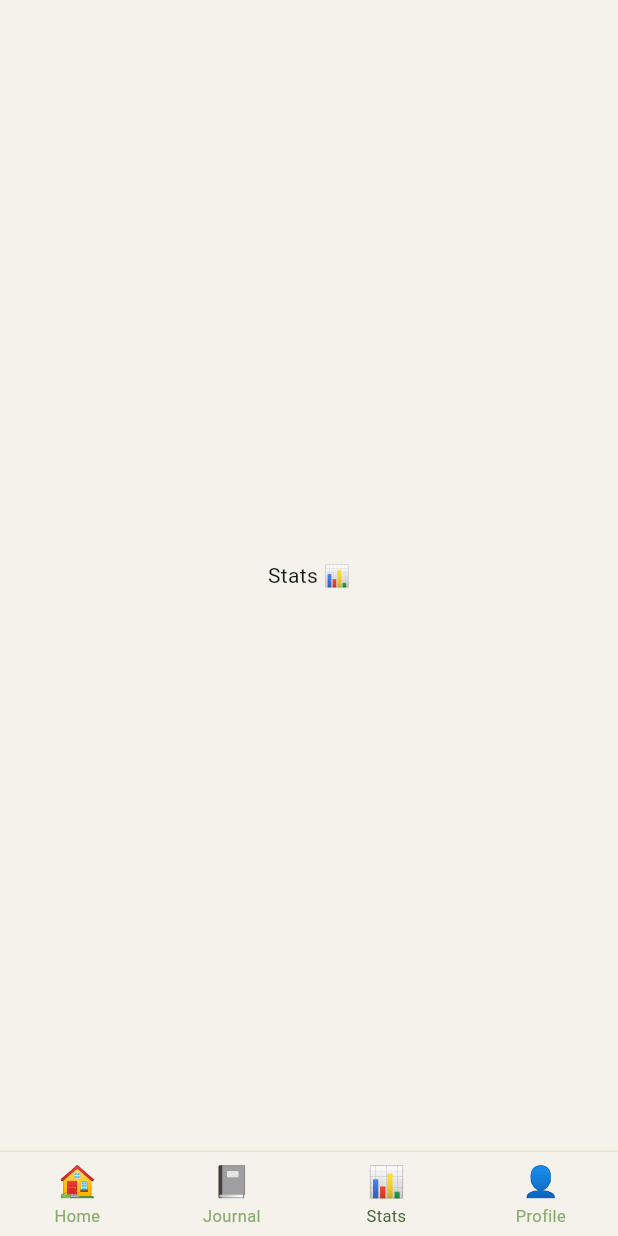
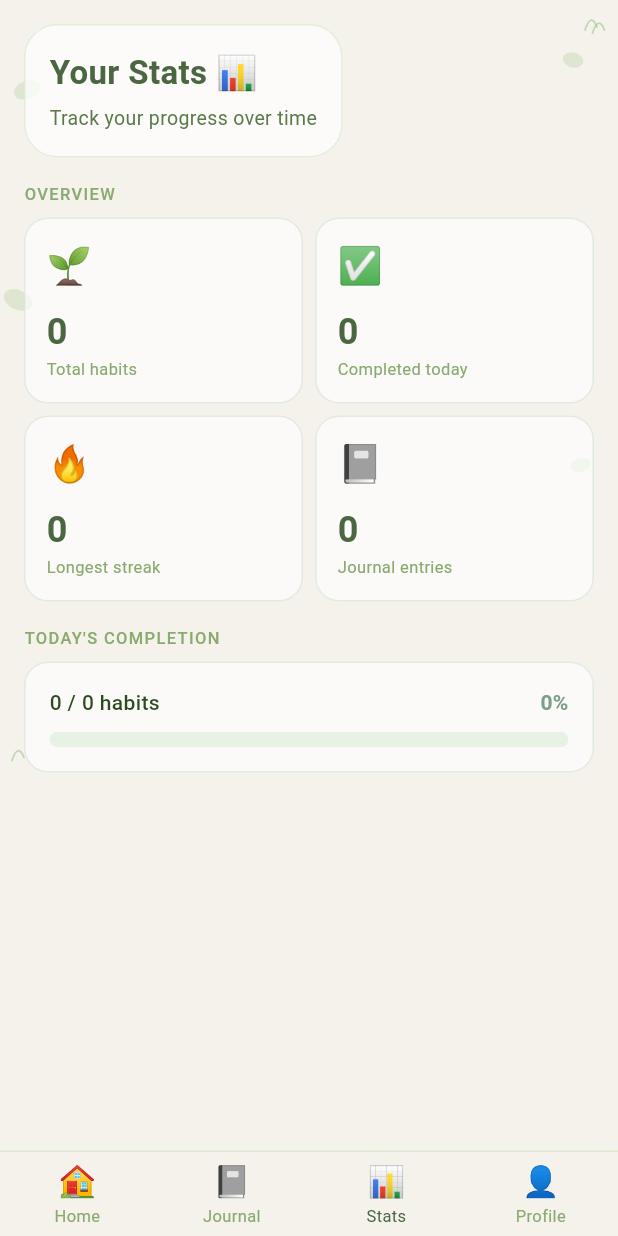
Before and after one commit to rach-tries-codes/habitflow, a Flutter app: the screen it shows once a user with an empty profile is signed in, item 3 of the bottom bar chosen, on a phone screen of 412 x 824 dp. Run offline on Flutter 3.47's test engine with Material 3 defaults, Android fonts, the phone set to English and light mode, and no system bars; our stand-ins replace cloud_firestore, firebase_auth, firebase_core, google_generative_ai, google_sign_in; accounts and stored records are empty; network calls fail.

Commit message:
feat: add stats screen with habit completion and mood history

```diff
--- /dev/null
+++ b/lib/features/stats_screen.dart
@@ -0,0 +1,431 @@
+import 'package:flutter/material.dart';
+import 'package:cloud_firestore/cloud_firestore.dart';
+import 'package:firebase_auth/firebase_auth.dart';
+import '../core/theme.dart';
+
+class StatsScreen extends StatefulWidget {
+  const StatsScreen({super.key});
+
+  @override
+  State<StatsScreen> createState() => _StatsScreenState();
+}
+
+class _StatsScreenState extends State<StatsScreen> {
+  int _totalHabits = 0;
+  int _completedToday = 0;
+  int _totalJournalEntries = 0;
+  int _longestStreak = 0;
+  Map<String, int> _moodCounts = {};
+  bool _isLoading = true;
+
+  @override
+  void initState() {
+    super.initState();
+    _loadStats();
+  }
+
+  Future<void> _loadStats() async {
+    final user = FirebaseAuth.instance.currentUser;
+
+    // Load habits
+    final habitsSnapshot = await FirebaseFirestore.instance
+        .collection('habits')
+        .where('userId', isEqualTo: user?.uid)
+        .get();
+
+    int completed = 0;
+    int longestStreak = 0;
+
+    for (final doc in habitsSnapshot.docs) {
+      final data = doc.data();
+      if (data['done'] == true) completed++;
+      final streak = data['streak'] ?? 0;
+      if (streak > longestStreak) longestStreak = streak;
+    }
+
+    // Load journal entries
+    final journalSnapshot = await FirebaseFirestore.instance
+        .collection('journal')
+        .where('userId', isEqualTo: user?.uid)
+        .get();
+
+    // Count moods
+    Map<String, int> moodCounts = {};
+    for (final doc in journalSnapshot.docs) {
+      final mood = doc.data()['mood'] as String?;
+      if (mood != null) {
+        moodCounts[mood] = (moodCounts[mood] ?? 0) + 1;
+      }
+    }
+
+    setState(() {
+      _totalHabits = habitsSnapshot.docs.length;
+      _completedToday = completed;
+      _longestStreak = longestStreak;
+      _totalJournalEntries = journalSnapshot.docs.length;
+      _moodCounts = moodCounts;
+      _isLoading = false;
+    });
+  }
+
+  @override
+  Widget build(BuildContext context) {
+    final isDark = Theme.of(context).brightness == Brightness.dark;
+
+    return Scaffold(
+      body: Stack(
+        children: [
+          Positioned.fill(
+            child: CustomPaint(
+              painter: _StatsBgPainter(isDark: isDark),
+            ),
+          ),
+          SafeArea(
+            child: _isLoading
+                ? const Center(child: CircularProgressIndicator())
+                : SingleChildScrollView(
+                    padding: const EdgeInsets.all(16),
+                    child: Column(
+                      crossAxisAlignment: CrossAxisAlignment.start,
+                      children: [
+                        // Header
+                        Container(
+                          padding: const EdgeInsets.all(16),
+                          decoration: BoxDecoration(
+                            color: isDark
+                                ? const Color(0xFF1E301E).withOpacity(0.75)
+                                : Colors.white.withOpacity(0.72),
+                            borderRadius: BorderRadius.circular(22),
+                            border: Border.all(
+                              color: isDark
+                                  ? const Color(0xFF4A7040).withOpacity(0.25)
+                                  : const Color(0xFFB4D4A0).withOpacity(0.35),
+                            ),
+                          ),
+                          child: Column(
+                            crossAxisAlignment: CrossAxisAlignment.start,
+                            children: [
+                              Text(
+                                'Your Stats 📊',
+                                style: TextStyle(
+                                  fontSize: 22,
+                                  fontWeight: FontWeight.w600,
+                                  color: isDark
+                                      ? AppTheme.darkText
+                                      : AppTheme.moss,
+                                ),
+                              ),
+                              const SizedBox(height: 4),
+                              Text(
+                                'Track your progress over time',
+                                style: TextStyle(
+                                  fontSize: 13,
+                                  color: isDark
+                                      ? AppTheme.darkTextMid
+                                      : AppTheme.textMid,
+                                ),
+                              ),
+                            ],
+                          ),
+                        ),
+                        const SizedBox(height: 16),
+
+                        // Stats grid
+                        _SectionLabel(label: 'Overview', isDark: isDark),
+                        const SizedBox(height: 8),
+                        GridView.count(
+                          crossAxisCount: 2,
+                          shrinkWrap: true,
+                          physics: const NeverScrollableScrollPhysics(),
+                          crossAxisSpacing: 8,
+                          mainAxisSpacing: 8,
+                          childAspectRatio: 1.5,
+                          children: [
+                            _StatCard(
+                              emoji: '🌱',
+                              value: '$_totalHabits',
+                              label: 'Total habits',
+                              isDark: isDark,
+                            ),
+                            _StatCard(
+                              emoji: '✅',
+                              value: '$_completedToday',
+                              label: 'Completed today',
+                              isDark: isDark,
+                            ),
+                            _StatCard(
+                              emoji: '🔥',
+                              value: '$_longestStreak',
+                              label: 'Longest streak',
+                              isDark: isDark,
+                            ),
+                            _StatCard(
+                              emoji: '📓',
+                              value: '$_totalJournalEntries',
+                              label: 'Journal entries',
+                              isDark: isDark,
+                            ),
+                          ],
+                        ),
+                        const SizedBox(height: 16),
+
+                        // Completion bar
+                        _SectionLabel(label: 'Today\'s completion', isDark: isDark),
+                        const SizedBox(height: 8),
+                        Container(
+                          padding: const EdgeInsets.all(16),
+                          decoration: BoxDecoration(
+                            color: isDark
+                                ? const Color(0xFF1E301E).withOpacity(0.65)
+                                : Colors.white.withOpacity(0.65),
+                            borderRadius: BorderRadius.circular(16),
+                            border: Border.all(
+                              color: isDark
+                                  ? const Color(0xFF3A6040).withOpacity(0.25)
+                                  : AppTheme.sageLight.withOpacity(0.3),
+                            ),
+                          ),
+                          child: Column(
+                            crossAxisAlignment: CrossAxisAlignment.start,
+                            children: [
+                              Row(
+                                mainAxisAlignment:
+                                    MainAxisAlignment.spaceBetween,
+                                children: [
+                                  Text(
+                                    '$_completedToday / $_totalHabits habits',
+                                    style: TextStyle(
+                                      fontSize: 14,
+                                      fontWeight: FontWeight.w500,
+                                      color: isDark
+                                          ? AppTheme.darkText
+                                          : AppTheme.textDark,
+                                    ),
+                                  ),
+                                  Text(
+                                    _totalHabits > 0
+                                        ? '${((_completedToday / _totalHabits) * 100).toStringAsFixed(0)}%'
+                                        : '0%',
+                                    style: TextStyle(
+                                      fontSize: 14,
+                                      fontWeight: FontWeight.w600,
+                                      color: AppTheme.sage,
+                                    ),
+                                  ),
+                                ],
+                              ),
+                              const SizedBox(height: 10),
+                              ClipRRect(
+                                borderRadius: BorderRadius.circular(8),
+                                child: LinearProgressIndicator(
+                                  value: _totalHabits > 0
+                                      ? _completedToday / _totalHabits
+                                      : 0,
+                                  backgroundColor: isDark
+                                      ? const Color(0xFF3A6040).withOpacity(0.3)
+                                      : AppTheme.mint.withOpacity(0.4),
+                                  valueColor: AlwaysStoppedAnimation<Color>(AppTheme.sage),
+                                  minHeight: 10,
+                                ),
+                              ),
+                            ],
+                          ),
+                        ),
+                        const SizedBox(height: 16),
+
+                        // Mood history
+                        if (_moodCounts.isNotEmpty) ...[
+                          _SectionLabel(label: 'Mood history', isDark: isDark),
+                          const SizedBox(height: 8),
+                          Container(
+                            padding: const EdgeInsets.all(16),
+                            decoration: BoxDecoration(
+                              color: isDark
+                                  ? const Color(0xFF1E301E).withOpacity(0.65)
+                                  : Colors.white.withOpacity(0.65),
+                              borderRadius: BorderRadius.circular(16),
+                              border: Border.all(
+                                color: isDark
+                                    ? const Color(0xFF3A6040).withOpacity(0.25)
+                                    : AppTheme.sageLight.withOpacity(0.3),
+                              ),
+                            ),
+                            child: Column(
+                              children: _moodCounts.entries.map((entry) {
+                                final total = _moodCounts.values
+                                    .fold(0, (a, b) => a + b);
+                                final percentage = entry.value / total;
+                                return Padding(
+                                  padding:
+                                      const EdgeInsets.only(bottom: 10),
+                                  child: Row(
+                                    children: [
+                                      Text(entry.key,
+                                          style: const TextStyle(
+                                              fontSize: 20)),
+                                      const SizedBox(width: 10),
+                                      Expanded(
+                                        child: ClipRRect(
+                                          borderRadius:
+                                              BorderRadius.circular(6),
+                                          child: LinearProgressIndicator(
+                                            value: percentage,
+                                            backgroundColor: isDark
+                                                ? const Color(0xFF3A6040)
+                                                    .withOpacity(0.3)
+                                                : AppTheme.mint
+                                                    .withOpacity(0.4),
+                                            valueColor:
+                                                AlwaysStoppedAnimation<Color>(AppTheme.sage),
+                                            minHeight: 8,
+                                          ),
+                                        ),
+                                      ),
+                                      const SizedBox(width: 10),
+                                      Text(
+                                        '${entry.value}x',
+                                        style: TextStyle(
+                                          fontSize: 12,
+                                          color: isDark
+                                              ? AppTheme.darkTextMid
+                                              : AppTheme.textLight,
+                                        ),
+                                      ),
+                                    ],
+                                  ),
+                                );
+                              }).toList(),
+                            ),
+                          ),
+                        ],
+                      ],
+                    ),
+                  ),
+          ),
+        ],
+      ),
+    );
+  }
+}
+
+class _StatCard extends StatelessWidget {
+  final String emoji, value, label;
+  final bool isDark;
+  const _StatCard({
+    required this.emoji,
+    required this.value,
+    required this.label,
+    required this.isDark,
+  });
+
+  @override
+  Widget build(BuildContext context) {
+    return Container(
+      padding: const EdgeInsets.all(14),
+      decoration: BoxDecoration(
+        color: isDark
+            ? const Color(0xFF1E301E).withOpacity(0.65)
+            : Colors.white.withOpacity(0.65),
+        borderRadius: BorderRadius.circular(16),
+        border: Border.all(
+          color: isDark
+              ? const Color(0xFF3A6040).withOpacity(0.25)
+              : AppTheme.sageLight.withOpacity(0.3),
+        ),
+      ),
+      child: Column(
+        crossAxisAlignment: CrossAxisAlignment.start,
+        children: [
+          Text(emoji, style: const TextStyle(fontSize: 24)),
+          const Spacer(),
+          Text(
+            value,
+            style: TextStyle(
+              fontSize: 24,
+              fontWeight: FontWeight.w700,
+              color: isDark ? AppTheme.darkText : AppTheme.moss,
+            ),
+          ),
+          Text(
+            label,
+            style: TextStyle(
+              fontSize: 11,
+              color: isDark ? AppTheme.darkTextMid : AppTheme.textLight,
+            ),
+          ),
+        ],
+      ),
+    );
+  }
+}
+
+class _SectionLabel extends StatelessWidget {
+  final String label;
+  final bool isDark;
+  const _SectionLabel({required this.label, required this.isDark});
+
+  @override
+  Widget build(BuildContext context) {
+    return Text(
+      label.toUpperCase(),
+      style: TextStyle(
+        fontSize: 11,
+        fontWeight: FontWeight.w500,
+        letterSpacing: 0.9,
+        color: isDark ? AppTheme.darkTextMid : AppTheme.textLight,
+      ),
+    );
+  }
+}
+
+class _StatsBgPainter extends CustomPainter {
+  final bool isDark;
+  _StatsBgPainter({required this.isDark});
+
+  @override
+  void paint(Canvas canvas, Size size) {
+    final paint = Paint()
+      ..color = isDark
+          ? const Color(0xFF2A4028).withOpacity(0.8)
+          : const Color(0xFFC8D9B8).withOpacity(0.5)
+      ..style = PaintingStyle.fill;
+
+    _drawPebble(canvas, paint, 18, 60, 9, 6, -0.35);
+    _drawPebble(canvas, paint, size.width - 30, 40, 7, 5, 0.26);
+    _drawPebble(canvas, paint, 12, 200, 10, 6.5, 0.44);
+    _drawPebble(canvas, paint, size.width - 25, 310, 7, 4.5, -0.26);
+
+    final grassPaint = Paint()
+      ..color = isDark
+          ? const Color(0xFF4A7040).withOpacity(0.6)
+          : const Color(0xFF90B878).withOpacity(0.5)
+      ..strokeWidth = 1.2
+      ..style = PaintingStyle.stroke
+      ..strokeCap = StrokeCap.round;
+
+    _drawGrass(canvas, grassPaint, size.width - 22, 20);
+    _drawGrass(canvas, grassPaint, size.width - 17, 22);
+    _drawGrass(canvas, grassPaint, 8, size.height - 40);
+  }
+
+  void _drawPebble(Canvas canvas, Paint paint, double cx, double cy,
+      double rx, double ry, double angle) {
+    canvas.save();
+    canvas.translate(cx, cy);
+    canvas.rotate(angle);
+    canvas.drawOval(
+        Rect.fromCenter(center: Offset.zero, width: rx * 2, height: ry * 2),
+        paint);
+    canvas.restore();
+  }
+
+  void _drawGrass(Canvas canvas, Paint paint, double x, double y) {
+    final path = Path();
+    path.moveTo(x, y);
+    path.quadraticBezierTo(x + 4, y - 12, x + 8, y - 2);
+    canvas.drawPath(path, paint);
+  }
+
+  @override
+  bool shouldRepaint(_StatsBgPainter old) => old.isDark != isDark;
+}
--- a/lib/main.dart
+++ b/lib/main.dart
@@ -7,6 +7,7 @@ import 'features/home_screen.dart';
 import 'features/journal_screen.dart';
 import 'features/login_screen.dart';
 import 'features/profile_screen.dart';
+import 'features/stats_screen.dart';
 
 void main() async {
   WidgetsFlutterBinding.ensureInitialized();
@@ -63,7 +64,7 @@ class _MainNavState extends State<MainNav> {
   final List<Widget> _screens = const [
     HomeScreen(),
     JournalScreen(),
-    Scaffold(body: Center(child: Text('Stats 📊'))),
+    const StatsScreen(),
     const ProfileScreen(),
   ];
 
```
